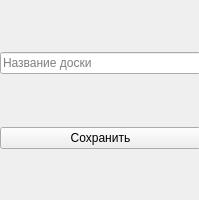
Above: src/client/doska.ui from RanHum/ZLP-Library before the change. Below: the same form after it.
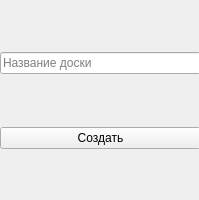
That is the form after the change.

Patch:
```diff
--- a/src/client/doska.ui
+++ b/src/client/doska.ui
@@ -42,7 +42,7 @@
     <item>
      <widget class="QPushButton" name="pushButton">
       <property name="text">
-       <string>Сохранить</string>
+       <string>Создать</string>
       </property>
      </widget>
     </item>
```
